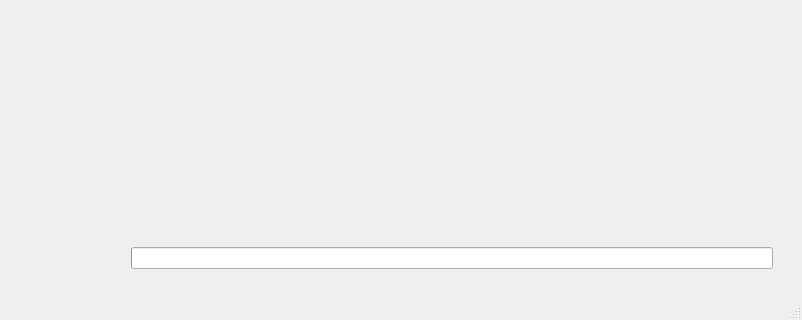
Qt form litho_gen.ui (gharley/Lithophane) before a commit; both pictures show x 222 to 1024 and y 448 to 768 of the 1024 by 768 pixel window.
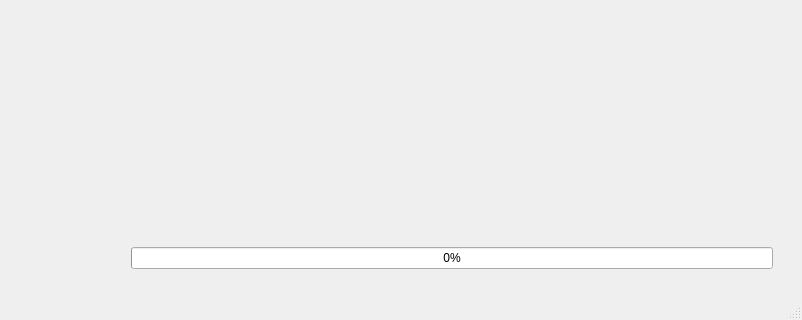
The same form after that commit.

Commit message: fixed mesh display

The edit to the form file:
```diff
--- a/litho_gen.ui
+++ b/litho_gen.ui
@@ -364,9 +364,6 @@
           <property name="value">
            <number>0</number>
           </property>
-          <property name="textVisible">
-           <bool>false</bool>
-          </property>
          </widget>
         </item>
        </layout>
```
The commit also changes 1 other file.
